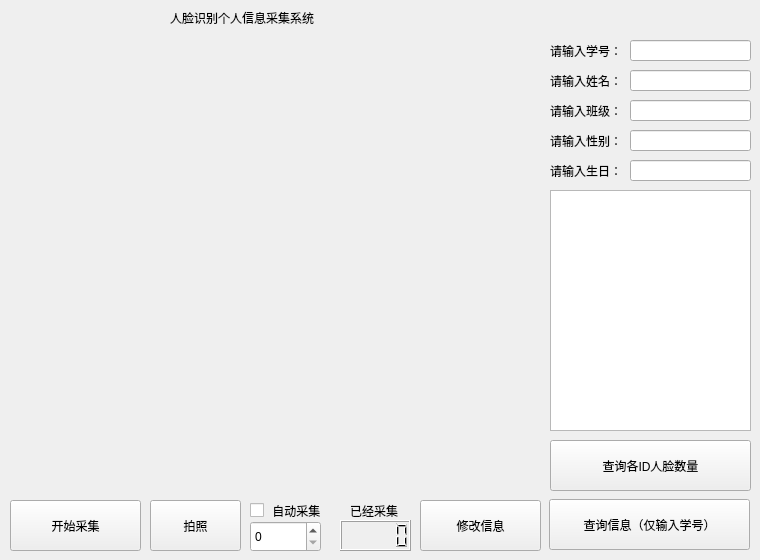
Qt form ui/infoUI.ui (datamonday/Face-Recognition-Class-Attendance-System) before a commit.
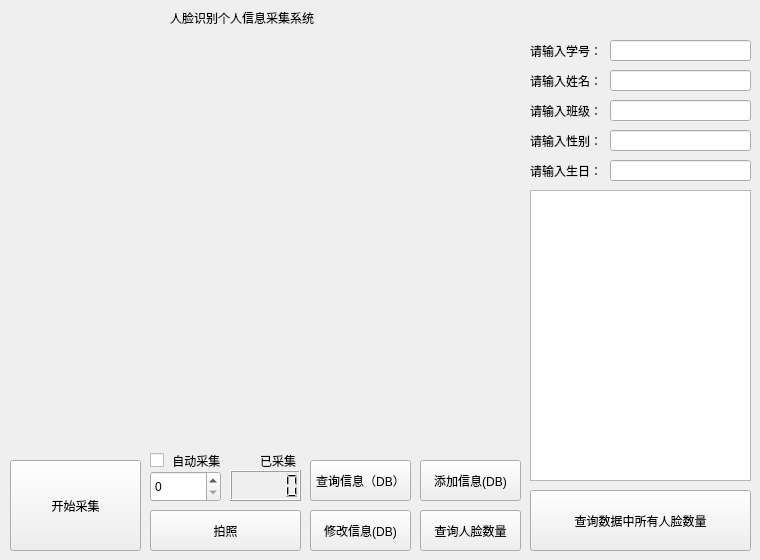
The same form after that commit.

The edit to the form file:
```diff
--- a/ui/infoUI.ui
+++ b/ui/infoUI.ui
@@ -28,7 +28,7 @@
   <widget class="QLabel" name="label_name">
    <property name="geometry">
     <rect>
-     <x>550</x>
+     <x>530</x>
      <y>70</y>
      <width>71</width>
      <height>21</height>
@@ -41,7 +41,7 @@
   <widget class="QLabel" name="label_class">
    <property name="geometry">
     <rect>
-     <x>550</x>
+     <x>530</x>
      <y>100</y>
      <width>71</width>
      <height>21</height>
@@ -54,7 +54,7 @@
   <widget class="QLabel" name="label_ID">
    <property name="geometry">
     <rect>
-     <x>550</x>
+     <x>530</x>
      <y>40</y>
      <width>71</width>
      <height>21</height>
@@ -67,23 +67,23 @@
   <widget class="QPushButton" name="bt_changeInfo">
    <property name="geometry">
     <rect>
-     <x>420</x>
-     <y>500</y>
-     <width>121</width>
-     <height>51</height>
+     <x>310</x>
+     <y>510</y>
+     <width>101</width>
+     <height>41</height>
     </rect>
    </property>
    <property name="text">
-    <string>修改信息</string>
+    <string>修改信息(DB)</string>
    </property>
   </widget>
   <widget class="QPushButton" name="bt_collectInfo">
    <property name="geometry">
     <rect>
      <x>10</x>
-     <y>500</y>
+     <y>460</y>
      <width>131</width>
-     <height>51</height>
+     <height>91</height>
     </rect>
    </property>
    <property name="text">
@@ -106,20 +106,20 @@
   <widget class="QPushButton" name="bt_checkInfo">
    <property name="geometry">
     <rect>
-     <x>549</x>
-     <y>499</y>
-     <width>201</width>
-     <height>51</height>
+     <x>310</x>
+     <y>460</y>
+     <width>101</width>
+     <height>41</height>
     </rect>
    </property>
    <property name="text">
-    <string>查询信息（仅输入学号）</string>
+    <string>查询信息（DB）</string>
    </property>
   </widget>
   <widget class="QLabel" name="label_sex">
    <property name="geometry">
     <rect>
-     <x>550</x>
+     <x>530</x>
      <y>130</y>
      <width>71</width>
      <height>21</height>
@@ -132,7 +132,7 @@
   <widget class="QLabel" name="label_birth">
    <property name="geometry">
     <rect>
-     <x>550</x>
+     <x>530</x>
      <y>160</y>
      <width>71</width>
      <height>21</height>
@@ -148,9 +148,21 @@
      <x>10</x>
      <y>40</y>
      <width>500</width>
-     <height>441</height>
+     <height>400</height>
     </rect>
    </property>
+   <property name="minimumSize">
+    <size>
+     <width>500</width>
+     <height>400</height>
+    </size>
+   </property>
+   <property name="maximumSize">
+    <size>
+     <width>500</width>
+     <height>400</height>
+    </size>
+   </property>
    <property name="text">
     <string/>
    </property>
@@ -159,9 +171,9 @@
    <property name="geometry">
     <rect>
      <x>150</x>
-     <y>500</y>
-     <width>91</width>
-     <height>51</height>
+     <y>510</y>
+     <width>151</width>
+     <height>41</height>
     </rect>
    </property>
    <property name="text">
@@ -171,9 +183,9 @@
   <widget class="QLineEdit" name="lineEdit_ID">
    <property name="geometry">
     <rect>
-     <x>630</x>
+     <x>610</x>
      <y>40</y>
-     <width>121</width>
+     <width>141</width>
      <height>21</height>
     </rect>
    </property>
@@ -181,9 +193,9 @@
   <widget class="QLineEdit" name="lineEdit_Name">
    <property name="geometry">
     <rect>
-     <x>630</x>
+     <x>610</x>
      <y>70</y>
-     <width>121</width>
+     <width>141</width>
      <height>21</height>
     </rect>
    </property>
@@ -191,9 +203,9 @@
   <widget class="QLineEdit" name="lineEdit_Class">
    <property name="geometry">
     <rect>
-     <x>630</x>
+     <x>610</x>
      <y>100</y>
-     <width>121</width>
+     <width>141</width>
      <height>21</height>
     </rect>
    </property>
@@ -201,9 +213,9 @@
   <widget class="QLineEdit" name="lineEdit_Sex">
    <property name="geometry">
     <rect>
-     <x>630</x>
+     <x>610</x>
      <y>130</y>
-     <width>121</width>
+     <width>141</width>
      <height>21</height>
     </rect>
    </property>
@@ -211,9 +223,9 @@
   <widget class="QLineEdit" name="lineEdit_Birth">
    <property name="geometry">
     <rect>
-     <x>630</x>
+     <x>610</x>
      <y>160</y>
-     <width>121</width>
+     <width>141</width>
      <height>21</height>
     </rect>
    </property>
@@ -221,18 +233,18 @@
   <widget class="QTableView" name="tableView">
    <property name="geometry">
     <rect>
-     <x>550</x>
+     <x>530</x>
      <y>190</y>
-     <width>201</width>
-     <height>241</height>
+     <width>221</width>
+     <height>291</height>
     </rect>
    </property>
   </widget>
   <widget class="QLCDNumber" name="lcdNumber">
    <property name="geometry">
     <rect>
-     <x>340</x>
-     <y>520</y>
+     <x>230</x>
+     <y>470</y>
      <width>71</width>
      <height>31</height>
     </rect>
@@ -241,21 +253,21 @@
   <widget class="QLabel" name="label">
    <property name="geometry">
     <rect>
-     <x>350</x>
-     <y>500</y>
-     <width>54</width>
+     <x>260</x>
+     <y>450</y>
+     <width>41</width>
      <height>21</height>
     </rect>
    </property>
    <property name="text">
-    <string>已经采集</string>
+    <string>已采集</string>
    </property>
   </widget>
   <widget class="QSpinBox" name="spinBox">
    <property name="geometry">
     <rect>
-     <x>250</x>
-     <y>521</y>
+     <x>150</x>
+     <y>471</y>
      <width>71</width>
      <height>31</height>
     </rect>
@@ -264,8 +276,8 @@
   <widget class="QCheckBox" name="checkBox">
    <property name="geometry">
     <rect>
-     <x>250</x>
-     <y>500</y>
+     <x>150</x>
+     <y>450</y>
      <width>71</width>
      <height>21</height>
     </rect>
@@ -277,14 +289,40 @@
   <widget class="QPushButton" name="bt_check_id_nums">
    <property name="geometry">
     <rect>
-     <x>550</x>
-     <y>440</y>
-     <width>201</width>
-     <height>51</height>
+     <x>420</x>
+     <y>510</y>
+     <width>101</width>
+     <height>41</height>
     </rect>
    </property>
    <property name="text">
-    <string>查询各ID人脸数量</string>
+    <string>查询人脸数量</string>
+   </property>
+  </widget>
+  <widget class="QPushButton" name="bt_add_info">
+   <property name="geometry">
+    <rect>
+     <x>420</x>
+     <y>460</y>
+     <width>101</width>
+     <height>41</height>
+    </rect>
+   </property>
+   <property name="text">
+    <string>添加信息(DB)</string>
+   </property>
+  </widget>
+  <widget class="QPushButton" name="bt_check_dirs_faces">
+   <property name="geometry">
+    <rect>
+     <x>530</x>
+     <y>490</y>
+     <width>221</width>
+     <height>61</height>
+    </rect>
+   </property>
+   <property name="text">
+    <string>查询数据中所有人脸数量</string>
    </property>
   </widget>
   <zorder>label_name</zorder>
```
Left out of the diff: 79 changed lines with no effect on the pictures.
